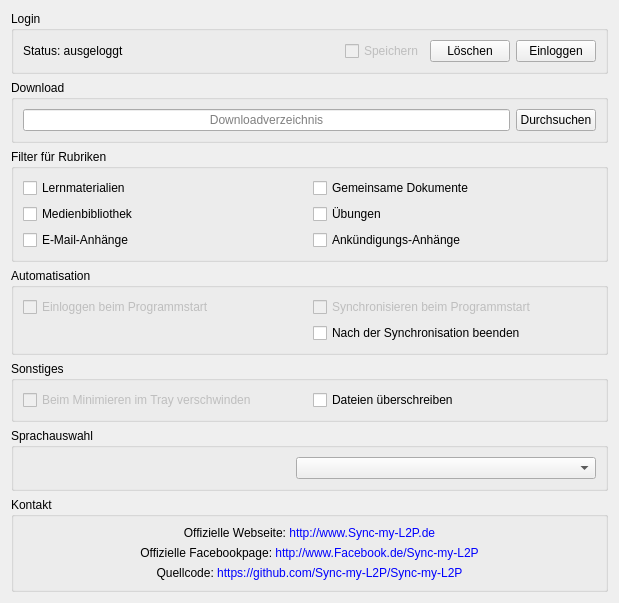
This is options.ui in RobertKrajewski/Sync-my-L2P as Qt 5 draws it before an edit. The edited form follows.
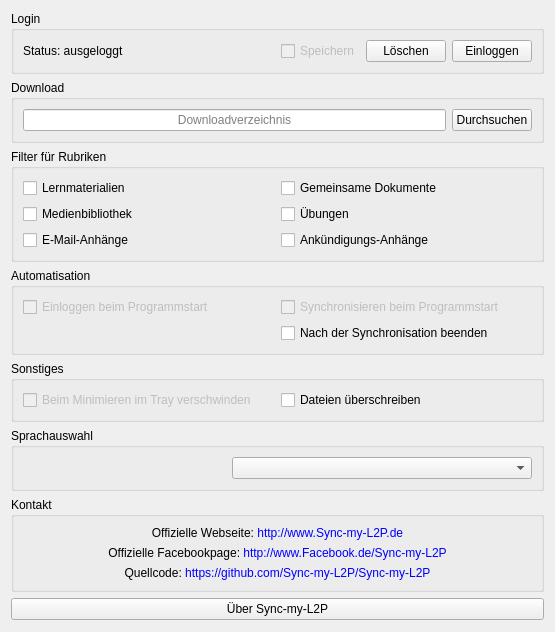
This is the edited form. Icons and pictures are not drawn.

```diff
--- a/options.ui
+++ b/options.ui
@@ -6,8 +6,8 @@
    <rect>
     <x>0</x>
     <y>0</y>
-    <width>619</width>
-    <height>589</height>
+    <width>555</width>
+    <height>632</height>
    </rect>
   </property>
   <property name="windowTitle">
@@ -331,6 +331,26 @@
      </layout>
     </widget>
    </item>
+   <item>
+    <spacer name="verticalSpacer">
+     <property name="orientation">
+      <enum>Qt::Vertical</enum>
+     </property>
+     <property name="sizeHint" stdset="0">
+      <size>
+       <width>20</width>
+       <height>40</height>
+      </size>
+     </property>
+    </spacer>
+   </item>
+   <item>
+    <widget class="QPushButton" name="aboutButton">
+     <property name="text">
+      <string>Über Sync-my-L2P</string>
+     </property>
+    </widget>
+   </item>
    <item>
     <spacer name="verticalSpacer_2">
      <property name="orientation">
```
